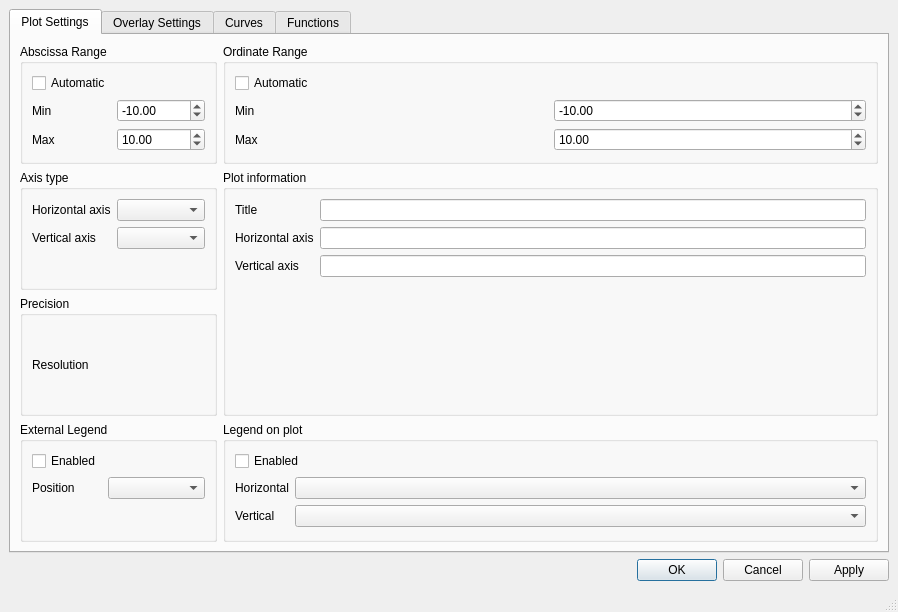
Qt form plotcontrolwindow.ui (arntanguy/STS-simulator) before a commit.
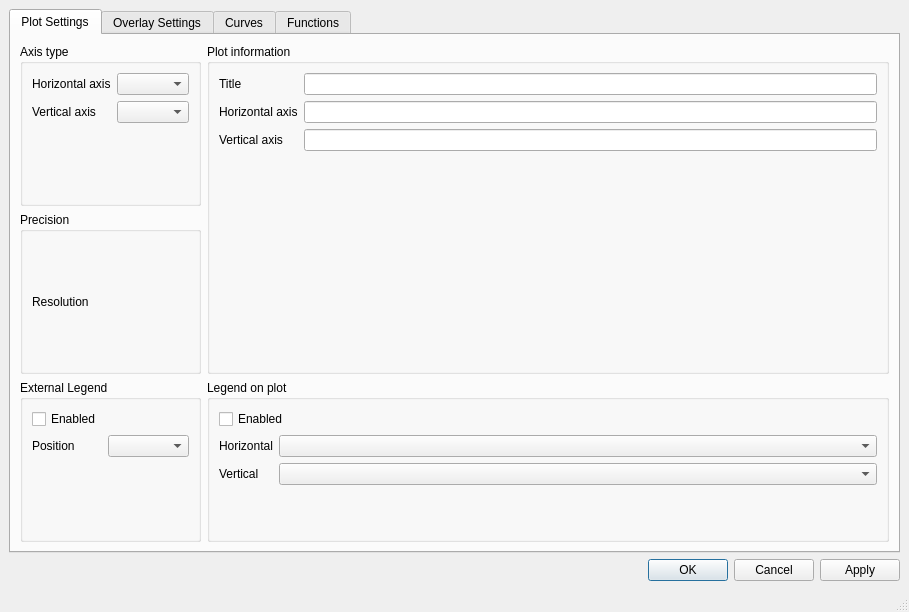
The same form after that commit. The open tabs and pages were chosen to show the change. Custom widgets are drawn as their Qt base class.

Commit message: Move plot range to global settings

The edit to the form file:
```diff
--- a/plotcontrolwindow.ui
+++ b/plotcontrolwindow.ui
@@ -6,7 +6,7 @@
    <rect>
     <x>0</x>
     <y>0</y>
-    <width>898</width>
+    <width>909</width>
     <height>612</height>
    </rect>
   </property>
@@ -26,121 +26,6 @@
        </attribute>
        <layout class="QGridLayout" name="gridLayout_5">
         <item row="0" column="0">
-         <widget class="QGroupBox" name="groupBox">
-          <property name="title">
-           <string>Abscissa Range</string>
-          </property>
-          <layout class="QGridLayout" name="gridLayout_2">
-           <item row="2" column="0">
-            <widget class="QLabel" name="maxRangeLabel">
-             <property name="text">
-              <string>Max</string>
-             </property>
-            </widget>
-           </item>
-           <item row="1" column="1">
-            <widget class="QDoubleSpinBox" name="minAbscissaRange">
-             <property name="minimum">
-              <double>-100000.000000000000000</double>
-             </property>
-             <property name="maximum">
-              <double>1000000.000000000000000</double>
-             </property>
-             <property name="value">
-              <double>-10.000000000000000</double>
-             </property>
-            </widget>
-           </item>
-           <item row="2" column="1">
-            <widget class="QDoubleSpinBox" name="maxAbscissaRange">
-             <property name="maximum">
-              <double>10000000.000000000000000</double>
-             </property>
-             <property name="value">
-              <double>10.000000000000000</double>
-             </property>
-            </widget>
-           </item>
-           <item row="1" column="0">
-            <widget class="QLabel" name="minRangeLabel">
-             <property name="text">
-              <string>Min</string>
-             </property>
-            </widget>
-           </item>
-           <item row="0" column="0">
-            <widget class="QCheckBox" name="autoAbscissa">
-             <property name="toolTip">
-              <string>&lt;html&gt;&lt;head/&gt;&lt;body&gt;&lt;p&gt;Automatically fits the plot to the curves data&lt;/p&gt;&lt;/body&gt;&lt;/html&gt;</string>
-             </property>
-             <property name="whatsThis">
-              <string>&lt;html&gt;&lt;head/&gt;&lt;body&gt;&lt;p&gt;&lt;br/&gt;&lt;/p&gt;&lt;/body&gt;&lt;/html&gt;</string>
-             </property>
-             <property name="text">
-              <string>Automatic</string>
-             </property>
-            </widget>
-           </item>
-          </layout>
-         </widget>
-        </item>
-        <item row="0" column="1">
-         <widget class="QGroupBox" name="groupBox_7">
-          <property name="title">
-           <string>Ordinate Range</string>
-          </property>
-          <layout class="QGridLayout" name="gridLayout_4">
-           <item row="1" column="1">
-            <widget class="QDoubleSpinBox" name="minOrdinateRange">
-             <property name="minimum">
-              <double>-100000.000000000000000</double>
-             </property>
-             <property name="maximum">
-              <double>1000000.000000000000000</double>
-             </property>
-             <property name="value">
-              <double>-10.000000000000000</double>
-             </property>
-            </widget>
-           </item>
-           <item row="1" column="0">
-            <widget class="QLabel" name="minRangeLabel_2">
-             <property name="text">
-              <string>Min</string>
-             </property>
-            </widget>
-           </item>
-           <item row="2" column="0">
-            <widget class="QLabel" name="maxRangeLabel_2">
-             <property name="text">
-              <string>Max</string>
-             </property>
-            </widget>
-           </item>
-           <item row="2" column="1">
-            <widget class="QDoubleSpinBox" name="maxOrdinateRange">
-             <property name="maximum">
-              <double>10000000.000000000000000</double>
-             </property>
-             <property name="value">
-              <double>10.000000000000000</double>
-             </property>
-            </widget>
-           </item>
-           <item row="0" column="0">
-            <widget class="QCheckBox" name="autoOrdinate">
-             <property name="toolTip">
-              <string>&lt;html&gt;&lt;head/&gt;&lt;body&gt;&lt;p&gt;Automatically fits the plot to the curves data&lt;/p&gt;&lt;/body&gt;&lt;/html&gt;</string>
-             </property>
-             <property name="text">
-              <string>Automatic</string>
-             </property>
-            </widget>
-           </item>
-          </layout>
-         </widget>
-        </item>
-        <item row="1" column="0">
          <widget class="QGroupBox" name="groupBox_5">
           <property name="title">
            <string>Axis type</string>
@@ -169,7 +54,7 @@
           </layout>
          </widget>
         </item>
-        <item row="1" column="1" rowspan="2">
+        <item row="0" column="1" rowspan="2">
          <widget class="QGroupBox" name="groupBox_4">
           <property name="title">
            <string>Plot information</string>
@@ -208,7 +93,7 @@
           </layout>
          </widget>
         </item>
-        <item row="3" column="0">
+        <item row="2" column="0">
          <widget class="QGroupBox" name="groupBox_3">
           <property name="title">
            <string>External Legend</string>
@@ -240,7 +125,7 @@
           </layout>
          </widget>
         </item>
-        <item row="3" column="1">
+        <item row="2" column="1">
          <widget class="QGroupBox" name="groupBox_6">
           <property name="title">
            <string>Legend on plot</string>
@@ -279,7 +164,7 @@
           </layout>
          </widget>
         </item>
-        <item row="2" column="0">
+        <item row="1" column="0">
          <widget class="QGroupBox" name="groupBox_2">
           <property name="title">
            <string>Precision</string>
```
Left out of the diff: 4 changed lines with no effect on the pictures. The commit also changes 10 other files.
